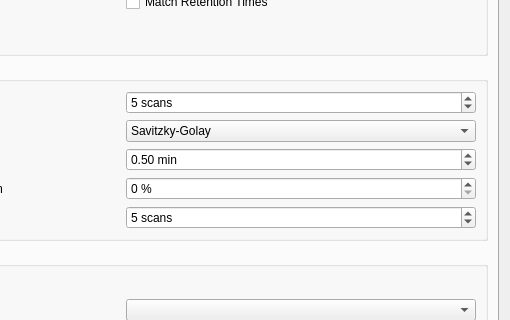
eugenemel/maven, file src/maven/forms/peakdetectiondialog.ui: the form before one commit; both pictures show x 265 to 775 and y 224 to 544 of the 775 by 930 pixel window.
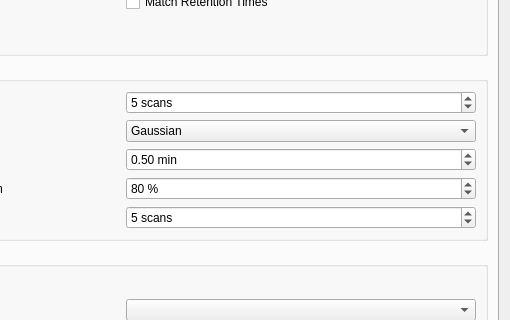
The form after the commit.

Commit message: Issue 247: Update default settings.

Diff of the .ui file:
```diff
--- a/src/maven/forms/peakdetectiondialog.ui
+++ b/src/maven/forms/peakdetectiondialog.ui
@@ -341,7 +341,7 @@
              <number>100</number>
             </property>
             <property name="value">
-             <number>0</number>
+             <number>80</number>
             </property>
            </widget>
           </item>
@@ -433,11 +433,6 @@
           </item>
           <item row="1" column="1">
            <widget class="QComboBox" name="cmbSmootherType">
-            <item>
-             <property name="text">
-              <string>Savitzky-Golay</string>
-             </property>
-            </item>
             <item>
              <property name="text">
               <string>Gaussian</string>
```
Left out of the diff: 7 changed lines with no effect on the pictures.
